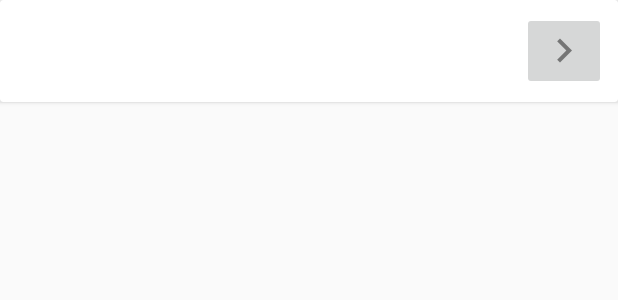
After one commit to tnarayanan/LosAltosHacksIII, an Android app: the layout list_parent.xml on its own in the app's theme, with its tools: preview values and no code run, on a phone screen of 412 x 824 dp. The commit adds this screen. Shown: the top 300 px of the screen. Run offline under Robolectric (Android 15) with nearby library versions, the phone set to English and light mode, and no system bars.

```diff
--- a/app/build.gradle
+++ b/app/build.gradle
@@ -31,8 +31,14 @@ dependencies {
     compile 'com.github.alamkanak:android-week-view:1.2.6'
     compile 'com.google.firebase:firebase-auth:12.0.0'
     compile 'com.android.support:design:26.1.0'
+    compile 'com.android.support:recyclerview-v7:26.1.0'
+    compile 'com.android.support:cardview-v7:26.1.0'
+    compile 'com.bignerdranch.android:expandablerecyclerview:1.0.3'
 
 
+
+
+    implementation 'com.android.support:cardview-v7:26.1.0'
 }
 
 
--- a/app/src/main/res/layout/activity_create_event.xml
+++ b/app/src/main/res/layout/activity_create_event.xml
@@ -6,4 +6,6 @@
     android:layout_height="match_parent"
     tools:context="com.example.lah3.losaltoshacks3.CreateEvent">
 
+
+
 </android.support.constraint.ConstraintLayout>
--- /dev/null
+++ b/app/src/main/res/layout/list_parent.xml
@@ -0,0 +1,30 @@
+<?xml version="1.0" encoding="utf-8"?>
+<android.support.v7.widget.CardView
+    xmlns:android="http://schemas.android.com/apk/res/android"
+    android:layout_width="match_parent"
+    android:layout_height="wrap_content"
+    >
+
+    <RelativeLayout
+        android:layout_width="match_parent"
+        android:layout_height="wrap_content">
+
+        <TextView
+            android:id="@+id/parentTitle"
+            android:layout_width="match_parent"
+            android:padding="16dp"
+            android:textStyle="bold"
+            android:layout_height="wrap_content" />
+
+        <ImageButton
+            android:id="@+id/expandArrow"
+            android:visibility="visible"
+            android:layout_margin="8dp"
+            android:layout_alignParentRight="true"
+            android:src="@drawable/ic_action_right_arrow"
+            android:layout_width="wrap_content"
+            android:layout_height="wrap_content" />
+
+    </RelativeLayout>
+
+</android.support.v7.widget.CardView>
```
Also changed, not shown: app/src/main/AndroidManifest.xml (+6 -2 lines), app/src/main/java/com/example/lah3/losaltoshacks3/CreateTask.java (+13 -0 lines), app/src/main/res/layout/activity_create_task.xml (+6 -3 lines), app/src/main/res/layout/activity_week_view_test.xml (+0 -12 lines), app/src/main/res/drawable-hdpi/ic_action_right_arrow.png (added), app/src/main/res/drawable-mdpi/ic_action_right_arrow.png (added), app/src/main/res/drawable-xhdpi/ic_action_right_arrow.png (added), app/src/main/res/drawable-xxhdpi/ic_action_right_arrow.png (added), 1 other file.
